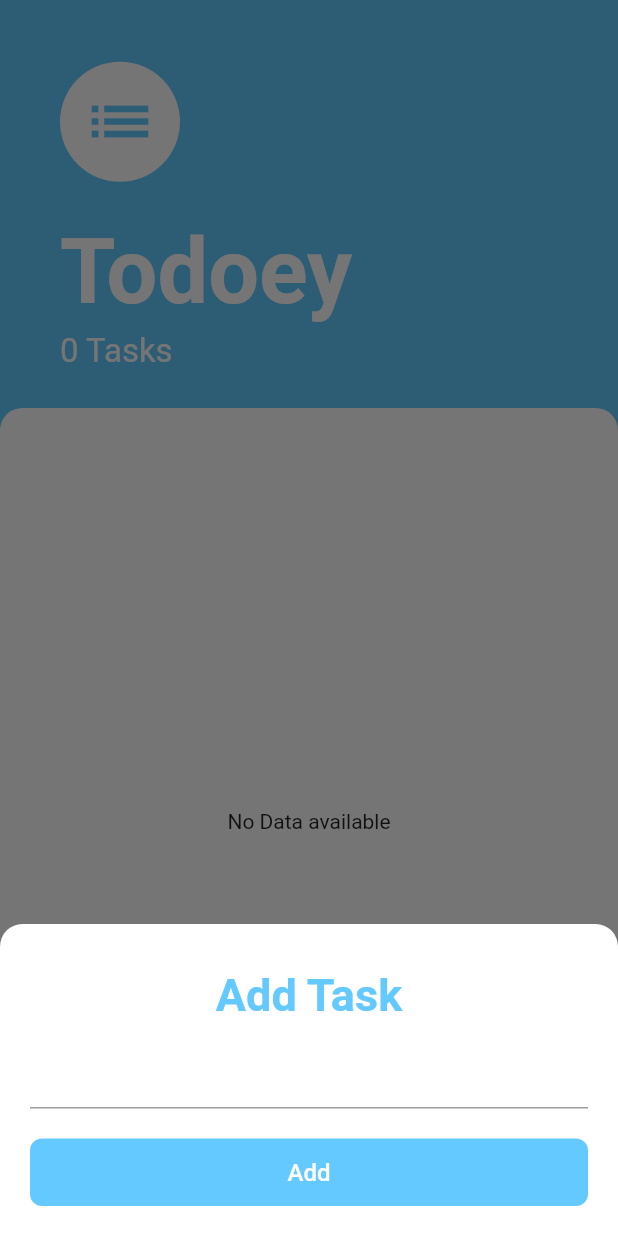
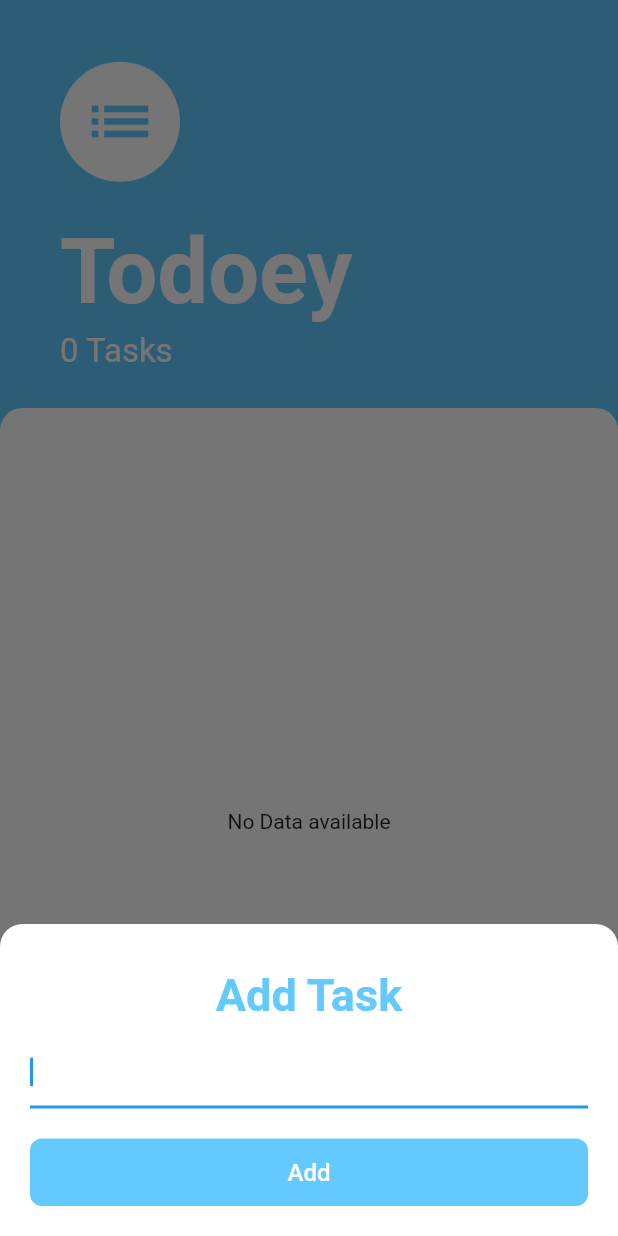
Before and after one commit to MoizChauhan/todoey, a Flutter app: the screen it shows after launch, after a tap on the "add" icon, on a phone screen of 412 x 824 dp. Run offline on Flutter 3.47's test engine with Material 2 defaults, Android fonts, the phone set to English and light mode, and no system bars; our stand-ins replace get, sqflite; accounts and stored records are empty.

```diff
--- a/lib/app/Widgets/delete_dialog.dart
+++ b/lib/app/Widgets/delete_dialog.dart
@@ -12,7 +12,7 @@ deleteDialog({entity, function}) {
           onPressed: function,
         ),
         TextButton(
-          child: Text("Yes"),
+          child: Text("No"),
           onPressed: () {
             Get.back(result: false);
           },
--- a/lib/app/modules/home/views/home_view.dart
+++ b/lib/app/modules/home/views/home_view.dart
@@ -95,7 +95,10 @@ class HomeView extends GetView<HomeController> {
                               ),
                             );
                           if (snapshot.data!.length == 0) return Center(child: Text("No Data available"));
-                          return ListView.builder(
+                          return SingleChildScrollView(
+                            child: Column(
+                              children: [
+                                ListView.builder(
                                   physics: ClampingScrollPhysics(),
                                   shrinkWrap: true,
                                   itemCount: snapshot.data!.length,
@@ -162,6 +165,12 @@ class HomeView extends GetView<HomeController> {
                                       ),
                                     );
                                   },
+                                ),
+                                SizedBox(
+                                  height: 100,
+                                )
+                              ],
+                            ),
                           );
                         }),
                   ),
@@ -198,9 +207,21 @@ class HomeView extends GetView<HomeController> {
           SizedBox(height: 10),
           TextField(
             controller: controller.taskController,
+            autofocus: true,
+            onSubmitted: (text) {
+              addFunction(context);
+            },
           ),
           SizedBox(height: 20),
           CustomButton("Add", 0, 0, () {
+            addFunction(context);
+          }),
+        ],
+      ),
+    );
+  }
+
+  addFunction(context) {
     if (controller.taskController.text == "") {
       ScaffoldMessenger.of(context).showSnackBar(SnackBar(
         content: Text("Task Cannot be empty"),
@@ -211,9 +232,5 @@ class HomeView extends GetView<HomeController> {
       controller.addTask(task);
       Get.back();
     }
-          }),
-        ],
-      ),
-    );
   }
 }
```
Lines whose indentation alone changed are shown as unchanged.
